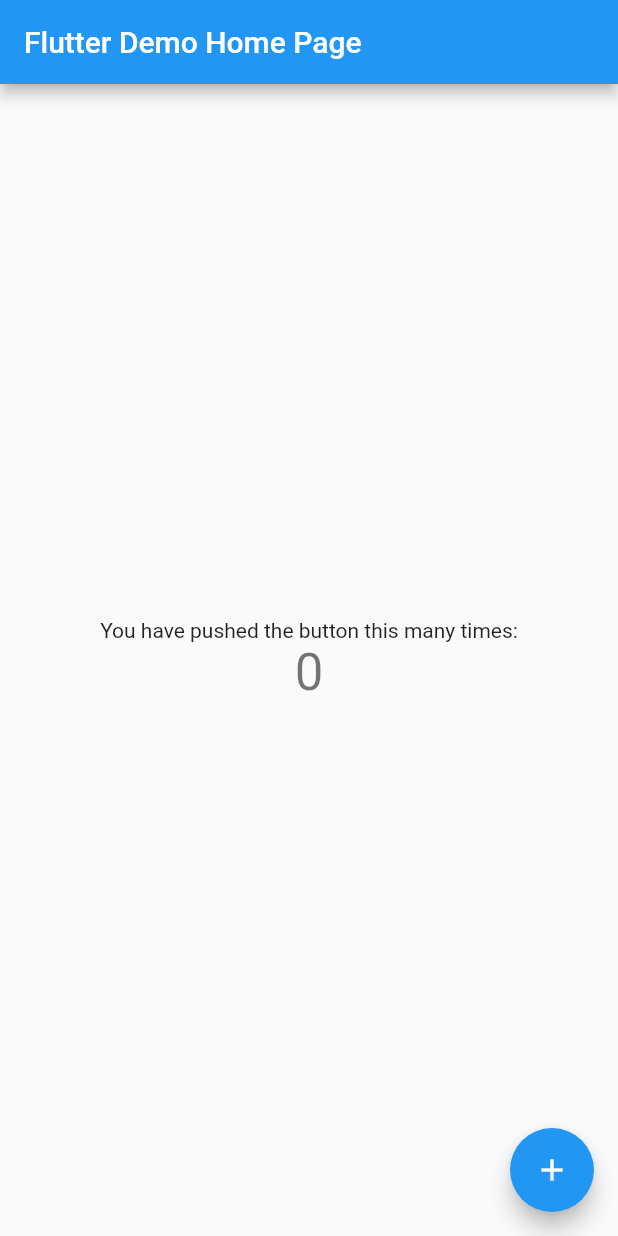
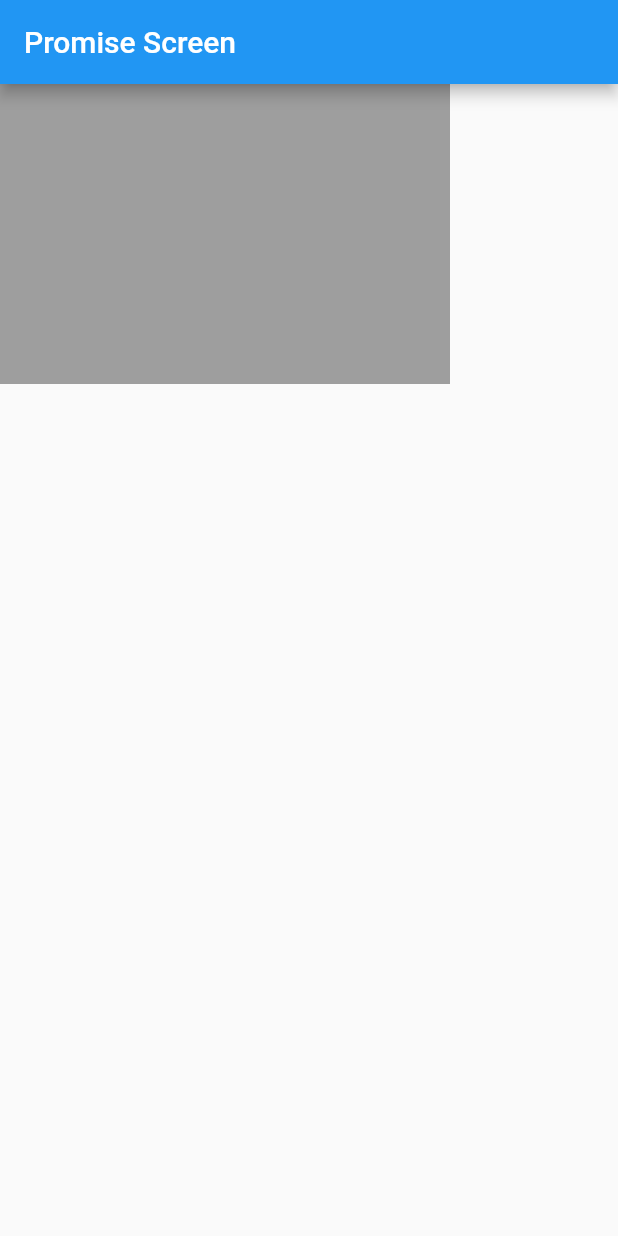
Before and after one commit to JunginnPark/WATCH, a Flutter app: the screen it shows after launch, on a phone screen of 412 x 824 dp. Run offline on Flutter 3.47's test engine with Material 2 defaults, Android fonts, the phone set to English and light mode, and no system bars.

Commit message:
JI 1st : 금연서약서 및 커뮤니티 Screen 제작
- PromiseScreen
- CommunityScreen

```diff
--- /dev/null
+++ b/lib/community_screen.dart
@@ -0,0 +1,25 @@
+import 'package:flutter/material.dart';
+
+class CommunityScreen extends StatefulWidget {
+  const CommunityScreen({Key? key}) : super(key: key);
+
+  @override
+  State<CommunityScreen> createState() => _CommunityScreenState();
+}
+
+class _CommunityScreenState extends State<CommunityScreen> {
+  @override
+  Widget build(BuildContext context) {
+    return Scaffold(
+      appBar: AppBar(
+        title: Text('Community screen'),
+      ),
+      body: Container(
+        width: 300,
+        height: 200,
+        alignment: Alignment.bottomRight,
+        color: Colors.grey,
+      ),
+    );
+  }
+}
--- a/lib/main.dart
+++ b/lib/main.dart
@@ -1,4 +1,5 @@
 import 'package:flutter/material.dart';
+import 'promise_screen.dart';
 
 void main() {
   runApp(const MyApp());
@@ -9,96 +10,12 @@ class MyApp extends StatelessWidget {
   @override
   Widget build(BuildContext context) {
     return MaterialApp(
-      title: 'watch_app',
-      theme: ThemeData(
-        primarySwatch: Colors.blue,
-      ),
-      home: const MyHomePage(title: 'Flutter Demo Home Page'),
-    );
+        title: 'watch_app',
+        theme: ThemeData(
+          primarySwatch: Colors.blue,
+        ),
+        home: PromiseScreen()
+        //CommunityScreen()
+        );
   }
 }
-
-class MyHomePage extends StatefulWidget {
-  const MyHomePage({Key? key, required this.title}) : super(key: key);
-
-  // This widget is the home page of your application. It is stateful, meaning
-  // that it has a State object (defined below) that contains fields that affect
-  // how it looks.
-
-  // This class is the configuration for the state. It holds the values (in this
-  // case the title) provided by the parent (in this case the App widget) and
-  // used by the build method of the State. Fields in a Widget subclass are
-  // always marked "final".
-
-  final String title;
-
-  @override
-  State<MyHomePage> createState() => _MyHomePageState();
-}
-
-class _MyHomePageState extends State<MyHomePage> {
-  int _counter = 0;
-
-  void _incrementCounter() {
-    setState(() {
-      // This call to setState tells the Flutter framework that something has
-      // changed in this State, which causes it to rerun the build method below
-      // so that the display can reflect the updated values. If we changed
-      // _counter without calling setState(), then the build method would not be
-      // called again, and so nothing would appear to happen.
-      _counter++;
-    });
-  }
-
-  @override
-  Widget build(BuildContext context) {
-    // This method is rerun every time setState is called, for instance as done
-    // by the _incrementCounter method above.
-    //
-    // The Flutter framework has been optimized to make rerunning build methods
-    // fast, so that you can just rebuild anything that needs updating rather
-    // than having to individually change instances of widgets.
-    return Scaffold(
-      appBar: AppBar(
-        // Here we take the value from the MyHomePage object that was created by
-        // the App.build method, and use it to set our appbar title.
-        title: Text(widget.title),
-      ),
-      body: Center(
-        // Center is a layout widget. It takes a single child and positions it
-        // in the middle of the parent.
-        child: Column(
-          // Column is also a layout widget. It takes a list of children and
-          // arranges them vertically. By default, it sizes itself to fit its
-          // children horizontally, and tries to be as tall as its parent.
-          //
-          // Invoke "debug painting" (press "p" in the console, choose the
-          // "Toggle Debug Paint" action from the Flutter Inspector in Android
-          // Studio, or the "Toggle Debug Paint" command in Visual Studio Code)
-          // to see the wireframe for each widget.
-          //
-          // Column has various properties to control how it sizes itself and
-          // how it positions its children. Here we use mainAxisAlignment to
-          // center the children vertically; the main axis here is the vertical
-          // axis because Columns are vertical (the cross axis would be
-          // horizontal).
-          mainAxisAlignment: MainAxisAlignment.center,
-          children: <Widget>[
-            const Text(
-              'You have pushed the button this many times:',
-            ),
-            Text(
-              '$_counter',
-              style: Theme.of(context).textTheme.headline4,
-            ),
-          ],
-        ),
-      ),
-      floatingActionButton: FloatingActionButton(
-        onPressed: _incrementCounter,
-        tooltip: 'Increment',
-        child: const Icon(Icons.add),
-      ), // This trailing comma makes auto-formatting nicer for build methods.
-    );
-  }
-}
--- /dev/null
+++ b/lib/promise_screen.dart
@@ -0,0 +1,25 @@
+import 'package:flutter/cupertino.dart';
+import 'package:flutter/material.dart';
+
+class PromiseScreen extends StatefulWidget {
+  const PromiseScreen({Key? key}) : super(key: key);
+
+  @override
+  State<PromiseScreen> createState() => _PromiseScreenState();
+}
+
+class _PromiseScreenState extends State<PromiseScreen> {
+  @override
+  Widget build(BuildContext context) {
+    return Scaffold(
+        appBar: AppBar(
+          title: Text('Promise Screen'),
+        ),
+        body: Container(
+          width: 300,
+          height: 200,
+          alignment: Alignment.bottomRight,
+          color: Colors.grey,
+        ));
+  }
+}
```
